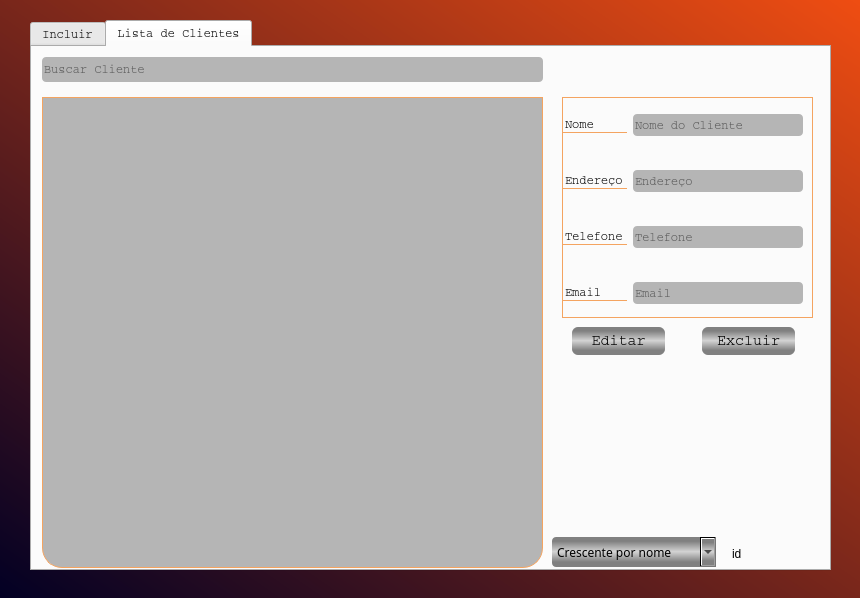
Before: the Qt Designer form AdicionarClientes.ui in ElielLucas/IventoryControl, drawn with Qt 5.
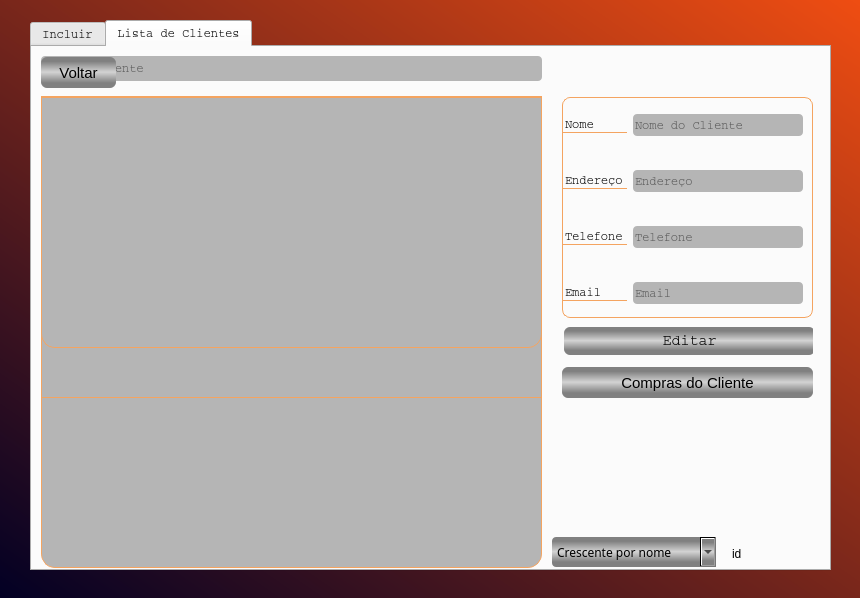
After: the same form once the commit is applied. The open tabs and pages were chosen to show the change. Icons and pictures are not drawn.

What changed in the file:
```diff
--- a/AdicionarClientes.ui
+++ b/AdicionarClientes.ui
@@ -20,7 +20,8 @@
    <string>Cadastro de Clientes</string>
   </property>
   <property name="styleSheet">
-   <string notr="true">QDialog{background:qlineargradient(spread:pad, x1:0, y1:1, x2:1, y2:0, stop:0 rgba(2, 0, 36, 255), stop:1 rgba(239, 77, 18, 255));
+   <string notr="true">
+QDialog{background:qlineargradient(spread:pad, x1:0, y1:1, x2:1, y2:0, stop:0 rgba(2, 0, 36, 255), stop:1 rgba(239, 77, 18, 255));
 font-family: Courier;
 }
 
@@ -73,6 +74,25 @@
      border: 1px solid #F4A460;
 }
 
+
+#twPedidosCliente
+{	
+	 selection-background-color: rgb(250, 128, 114);
+	 background:#b5b5b5;
+	 border-bottom-right-radius:14px;
+     border-bottom-left-radius:14px;
+     border: 1px solid #F4A460;
+}
+
+#twProdutosCliente
+{	
+	 selection-background-color: rgb(250, 128, 114);
+	 background:#b5b5b5;
+	 border-bottom-right-radius:14px;
+     border-bottom-left-radius:14px;
+     border: 1px solid #F4A460;
+}
+
 </string>
   </property>
   <widget class="QTabWidget" name="tabCliente">
@@ -222,45 +242,6 @@
     <attribute name="title">
      <string>Lista de Clientes</string>
     </attribute>
-    <widget class="QTableWidget" name="twCliente">
-     <property name="geometry">
-      <rect>
-       <x>10</x>
-       <y>50</y>
-       <width>501</width>
-       <height>471</height>
-      </rect>
-     </property>
-     <property name="font">
-      <font>
-       <family>Courier</family>
-      </font>
-     </property>
-     <property name="styleSheet">
-      <string notr="true"> selection-background-color: rgb(250, 128, 114);</string>
-     </property>
-     <property name="horizontalScrollBarPolicy">
-      <enum>Qt::ScrollBarAlwaysOff</enum>
-     </property>
-    </widget>
-    <widget class="QLineEdit" name="lineEditSearchCliente">
-     <property name="geometry">
-      <rect>
-       <x>10</x>
-       <y>10</y>
-       <width>501</width>
-       <height>25</height>
-      </rect>
-     </property>
-     <property name="font">
-      <font>
-       <family>Courier</family>
-      </font>
-     </property>
-     <property name="placeholderText">
-      <string>Buscar Cliente</string>
-     </property>
-    </widget>
     <widget class="QComboBox" name="comboBoxOrdem">
      <property name="geometry">
       <rect>
@@ -326,7 +307,7 @@
        <x>520</x>
        <y>20</y>
        <width>261</width>
-       <height>321</height>
+       <height>341</height>
       </rect>
      </property>
      <property name="styleSheet">
@@ -341,9 +322,9 @@
      <widget class="QPushButton" name="pushButtonEdit">
       <property name="geometry">
        <rect>
-        <x>20</x>
+        <x>12</x>
         <y>260</y>
-        <width>93</width>
+        <width>251</width>
         <height>28</height>
        </rect>
       </property>
@@ -357,25 +338,6 @@
        <string>Editar</string>
       </property>
      </widget>
-     <widget class="QPushButton" name="pushButtonExcluir">
-      <property name="geometry">
-       <rect>
-        <x>150</x>
-        <y>260</y>
-        <width>93</width>
-        <height>28</height>
-       </rect>
-      </property>
-      <property name="font">
-       <font>
-        <family>Courier</family>
-        <pointsize>-1</pointsize>
-       </font>
-      </property>
-      <property name="text">
-       <string>Excluir</string>
-      </property>
-     </widget>
      <widget class="QWidget" name="layoutWidget">
       <property name="geometry">
        <rect>
@@ -529,6 +491,19 @@
        </item>
       </layout>
      </widget>
+     <widget class="QPushButton" name="pushButtonComprasCliente">
+      <property name="geometry">
+       <rect>
+        <x>10</x>
+        <y>300</y>
+        <width>251</width>
+        <height>31</height>
+       </rect>
+      </property>
+      <property name="text">
+       <string>Compras do Cliente</string>
+      </property>
+     </widget>
     </widget>
     <widget class="QWidget" name="quadradim" native="true">
      <property name="enabled">
@@ -544,6 +519,7 @@
      </property>
      <property name="styleSheet">
       <string notr="true">border: 1px solid #F4A460;
+border-radius:8px;
 </string>
      </property>
     </widget>
@@ -560,6 +536,163 @@
       <string>id</string>
      </property>
     </widget>
+    <widget class="QWidget" name="esconderListaClientes" native="true">
+     <property name="geometry">
+      <rect>
+       <x>9</x>
+       <y>9</y>
+       <width>501</width>
+       <height>511</height>
+      </rect>
+     </property>
+     <widget class="QLineEdit" name="lineEditSearchCliente">
+      <property name="geometry">
+       <rect>
+        <x>0</x>
+        <y>0</y>
+        <width>501</width>
+        <height>25</height>
+       </rect>
+      </property>
+      <property name="font">
+       <font>
+        <family>Courier</family>
+       </font>
+      </property>
+      <property name="placeholderText">
+       <string>Buscar Cliente</string>
+      </property>
+     </widget>
+     <widget class="QTableWidget" name="twCliente">
+      <property name="geometry">
+       <rect>
+        <x>0</x>
+        <y>40</y>
+        <width>501</width>
+        <height>471</height>
+       </rect>
+      </property>
+      <property name="font">
+       <font>
+        <family>Courier</family>
+       </font>
+      </property>
+      <property name="styleSheet">
+       <string notr="true"> selection-background-color: rgb(250, 128, 114);</string>
+      </property>
+      <property name="verticalScrollBarPolicy">
+       <enum>Qt::ScrollBarAlwaysOff</enum>
+      </property>
+      <property name="horizontalScrollBarPolicy">
+       <enum>Qt::ScrollBarAlwaysOff</enum>
+      </property>
+      <property name="sizeAdjustPolicy">
+       <enum>QAbstractScrollArea::AdjustToContentsOnFirstShow</enum>
+      </property>
+     </widget>
+    </widget>
+    <widget class="QWidget" name="esconderPedidosCliente" native="true">
+     <property name="geometry">
+      <rect>
+       <x>9</x>
+       <y>10</y>
+       <width>501</width>
+       <height>511</height>
+      </rect>
+     </property>
+     <widget class="QTableWidget" name="twPedidosCliente">
+      <property name="geometry">
+       <rect>
+        <x>0</x>
+        <y>40</y>
+        <width>501</width>
+        <height>251</height>
+       </rect>
+      </property>
+      <property name="verticalScrollBarPolicy">
+       <enum>Qt::ScrollBarAlwaysOff</enum>
+      </property>
+      <property name="horizontalScrollBarPolicy">
+       <enum>Qt::ScrollBarAlwaysOff</enum>
+      </property>
+     </widget>
+     <widget class="QPushButton" name="pushButtonVoltar">
+      <property name="geometry">
+       <rect>
+        <x>0</x>
+        <y>0</y>
+        <width>75</width>
+        <height>31</height>
+       </rect>
+      </property>
+      <property name="styleSheet">
+       <string notr="true"/>
+      </property>
+      <property name="text">
+       <string>Voltar</string>
+      </property>
+     </widget>
+     <widget class="QTableWidget" name="twProdutosCliente">
+      <property name="geometry">
+       <rect>
+        <x>0</x>
+        <y>340</y>
+        <width>501</width>
+        <height>171</height>
+       </rect>
+      </property>
+      <property name="verticalScrollBarPolicy">
+       <enum>Qt::ScrollBarAlwaysOff</enum>
+      </property>
+      <property name="horizontalScrollBarPolicy">
+       <enum>Qt::ScrollBarAlwaysOff</enum>
+      </property>
+     </widget>
+     <widget class="QLabel" name="label_3">
+      <property name="geometry">
+       <rect>
+        <x>90</x>
+        <y>0</y>
+        <width>341</width>
+        <height>31</height>
+       </rect>
+      </property>
+      <property name="toolTip">
+       <string>&lt;html&gt;&lt;head/&gt;&lt;body&gt;&lt;p align=&quot;justify&quot;&gt;&lt;br/&gt;&lt;/p&gt;&lt;/body&gt;&lt;/html&gt;</string>
+      </property>
+      <property name="styleSheet">
+       <string notr="true"/>
+      </property>
+      <property name="text">
+       <string/>
+      </property>
+      <property name="pixmap">
+       <pixmap resource="Arquivo_De_Recursos.qrc">:/imgs/images/imgPedidosCliente.png</pixmap>
+      </property>
+      <property name="scaledContents">
+       <bool>true</bool>
+      </property>
+     </widget>
+     <widget class="QLabel" name="label_4">
+      <property name="geometry">
+       <rect>
+        <x>80</x>
+        <y>300</y>
+        <width>341</width>
+        <height>31</height>
+       </rect>
+      </property>
+      <property name="text">
+       <string/>
+      </property>
+      <property name="pixmap">
+       <pixmap resource="Arquivo_De_Recursos.qrc">:/imgs/images/imgProdutosCompraCliente.png</pixmap>
+      </property>
+      <property name="scaledContents">
+       <bool>true</bool>
+      </property>
+     </widget>
+    </widget>
     <zorder>quadradim</zorder>
     <zorder>twCliente</zorder>
     <zorder>lineEditSearchCliente</zorder>
```
Left out of the diff: 22 changed lines with no effect on the pictures.
